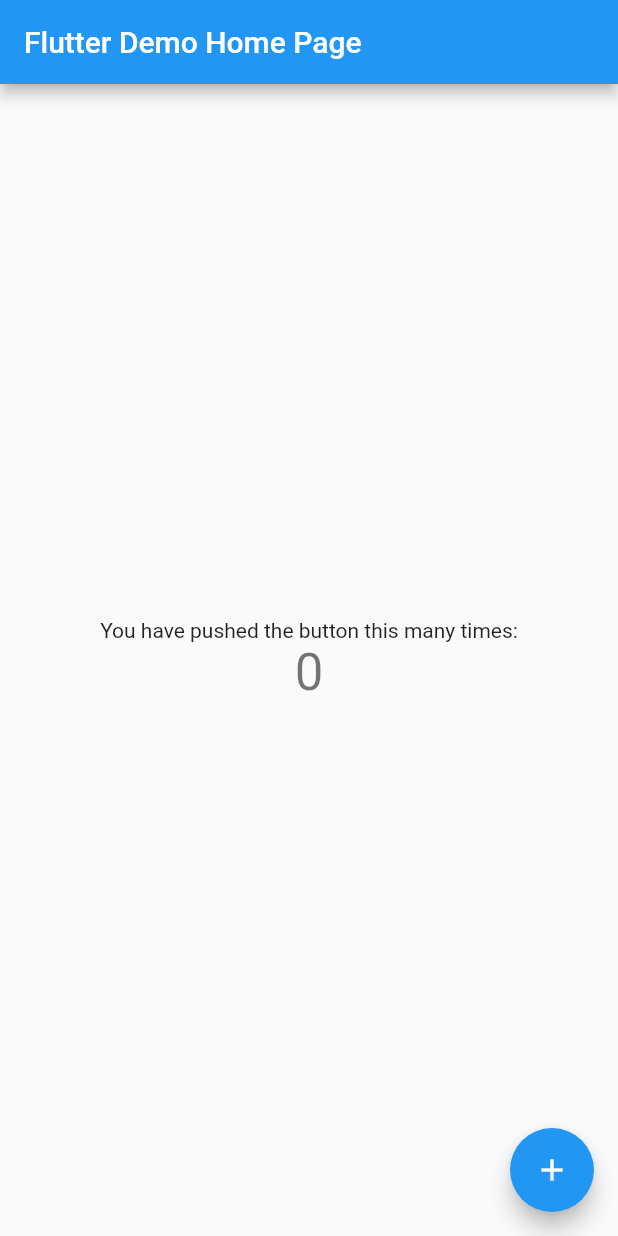
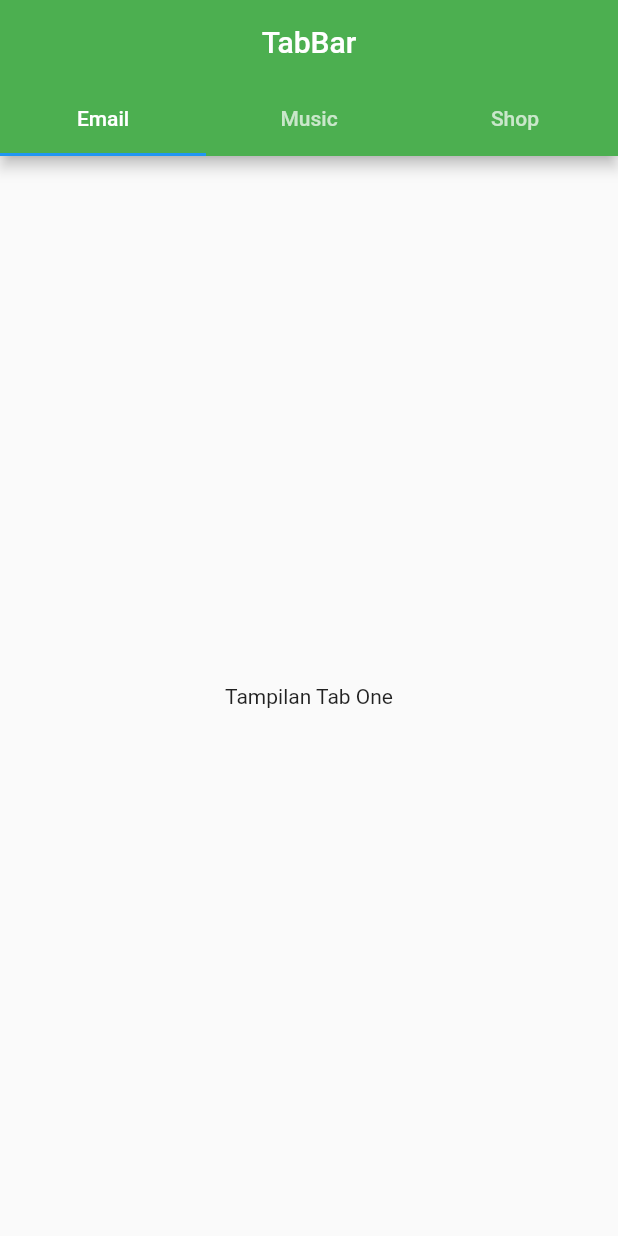
Before and after one commit to AzisMM/tabbar_layout, a Flutter app: the screen it shows after launch, on a phone screen of 412 x 824 dp. Run offline on Flutter 3.47's test engine with Material 2 defaults, Android fonts, the phone set to English and light mode, and no system bars.

Commit message:
Make TabBar

```diff
--- a/lib/main.dart
+++ b/lib/main.dart
@@ -1,117 +1,59 @@
 import 'package:flutter/material.dart';
+import 'screen/tab_one.dart' as email;
+import 'screen/tab_two.dart' as music;
+import 'screen/tab_three.dart' as shop;
 
 void main() {
-  runApp(MyApp());
+  runApp(new MaterialApp(
+    title: 'Tab Bar',
+    debugShowCheckedModeBanner: false,
+    home: new Home(),
+  ));
 }
 
-class MyApp extends StatelessWidget {
-  // This widget is the root of your application.
+class Home extends StatefulWidget {
   @override
-  Widget build(BuildContext context) {
-    return MaterialApp(
-      title: 'Flutter Demo',
-      theme: ThemeData(
-        // This is the theme of your application.
-        //
-        // Try running your application with "flutter run". You'll see the
-        // application has a blue toolbar. Then, without quitting the app, try
-        // changing the primarySwatch below to Colors.green and then invoke
-        // "hot reload" (press "r" in the console where you ran "flutter run",
-        // or simply save your changes to "hot reload" in a Flutter IDE).
-        // Notice that the counter didn't reset back to zero; the application
-        // is not restarted.
-        primarySwatch: Colors.blue,
-        // This makes the visual density adapt to the platform that you run
-        // the app on. For desktop platforms, the controls will be smaller and
-        // closer together (more dense) than on mobile platforms.
-        visualDensity: VisualDensity.adaptivePlatformDensity,
-      ),
-      home: MyHomePage(title: 'Flutter Demo Home Page'),
-    );
-  }
+  _HomeState createState() => _HomeState();
 }
 
-class MyHomePage extends StatefulWidget {
-  MyHomePage({Key key, this.title}) : super(key: key);
-
-  // This widget is the home page of your application. It is stateful, meaning
-  // that it has a State object (defined below) that contains fields that affect
-  // how it looks.
-
-  // This class is the configuration for the state. It holds the values (in this
-  // case the title) provided by the parent (in this case the App widget) and
-  // used by the build method of the State. Fields in a Widget subclass are
-  // always marked "final".
-
-  final String title;
+class _HomeState extends State<Home> with SingleTickerProviderStateMixin {
+  TabController controller;
 
   @override
-  _MyHomePageState createState() => _MyHomePageState();
-}
+  void initState() {
+    controller = new TabController(length: 3, vsync: this);
+    super.initState();
+  }
 
-class _MyHomePageState extends State<MyHomePage> {
-  int _counter = 0;
-
-  void _incrementCounter() {
-    setState(() {
-      // This call to setState tells the Flutter framework that something has
-      // changed in this State, which causes it to rerun the build method below
-      // so that the display can reflect the updated values. If we changed
-      // _counter without calling setState(), then the build method would not be
-      // called again, and so nothing would appear to happen.
-      _counter++;
-    });
+  @override
+  void dispose() {
+    controller.dispose();
+    super.dispose();
   }
 
   @override
   Widget build(BuildContext context) {
-    // This method is rerun every time setState is called, for instance as done
-    // by the _incrementCounter method above.
-    //
-    // The Flutter framework has been optimized to make rerunning build methods
-    // fast, so that you can just rebuild anything that needs updating rather
-    // than having to individually change instances of widgets.
     return Scaffold(
       appBar: AppBar(
-        // Here we take the value from the MyHomePage object that was created by
-        // the App.build method, and use it to set our appbar title.
-        title: Text(widget.title),
+        backgroundColor: Colors.green,
+        title: Text('TabBar'),
+        centerTitle: true,
+        bottom: new TabBar(controller: controller, tabs: <Widget>[
+          new Tab(text: 'Email',),
+          new Tab(text: 'Music',),
+          new Tab(text: 'Shop',),
+        ],),
       ),
-      body: Center(
-        // Center is a layout widget. It takes a single child and positions it
-        // in the middle of the parent.
-        child: Column(
-          // Column is also a layout widget. It takes a list of children and
-          // arranges them vertically. By default, it sizes itself to fit its
-          // children horizontally, and tries to be as tall as its parent.
-          //
-          // Invoke "debug painting" (press "p" in the console, choose the
-          // "Toggle Debug Paint" action from the Flutter Inspector in Android
-          // Studio, or the "Toggle Debug Paint" command in Visual Studio Code)
-          // to see the wireframe for each widget.
-          //
-          // Column has various properties to control how it sizes itself and
-          // how it positions its children. Here we use mainAxisAlignment to
-          // center the children vertically; the main axis here is the vertical
-          // axis because Columns are vertical (the cross axis would be
-          // horizontal).
-          mainAxisAlignment: MainAxisAlignment.center,
-          children: <Widget>[
-            Text(
-              'You have pushed the button this many times:',
-            ),
-            Text(
-              '$_counter',
-              style: Theme.of(context).textTheme.headline4,
-            ),
-          ],
-        ),
+
+      body: new TabBarView(
+        controller: controller,
+
+        children: <Widget>[
+          email.TabOne(),
+          music.TabTwo(),
+          shop.TabThree()
+        ],
       ),
-      floatingActionButton: FloatingActionButton(
-        onPressed: _incrementCounter,
-        tooltip: 'Increment',
-        child: Icon(Icons.add),
-      ), // This trailing comma makes auto-formatting nicer for build methods.
     );
   }
 }
--- /dev/null
+++ b/lib/screen/tab_one.dart
@@ -0,0 +1,12 @@
+import 'package:flutter/material.dart';
+
+class TabOne extends StatelessWidget {
+  @override
+  Widget build(BuildContext context) {
+    return Container(
+      child: Center(
+        child: Text('Tampilan Tab One'),
+      ),
+    );
+  }
+}
```
Also changed, not shown: lib/screen/tab_three.dart (added, +12 -0 lines), lib/screen/tab_two.dart (added, +12 -0 lines), 1 other file.
